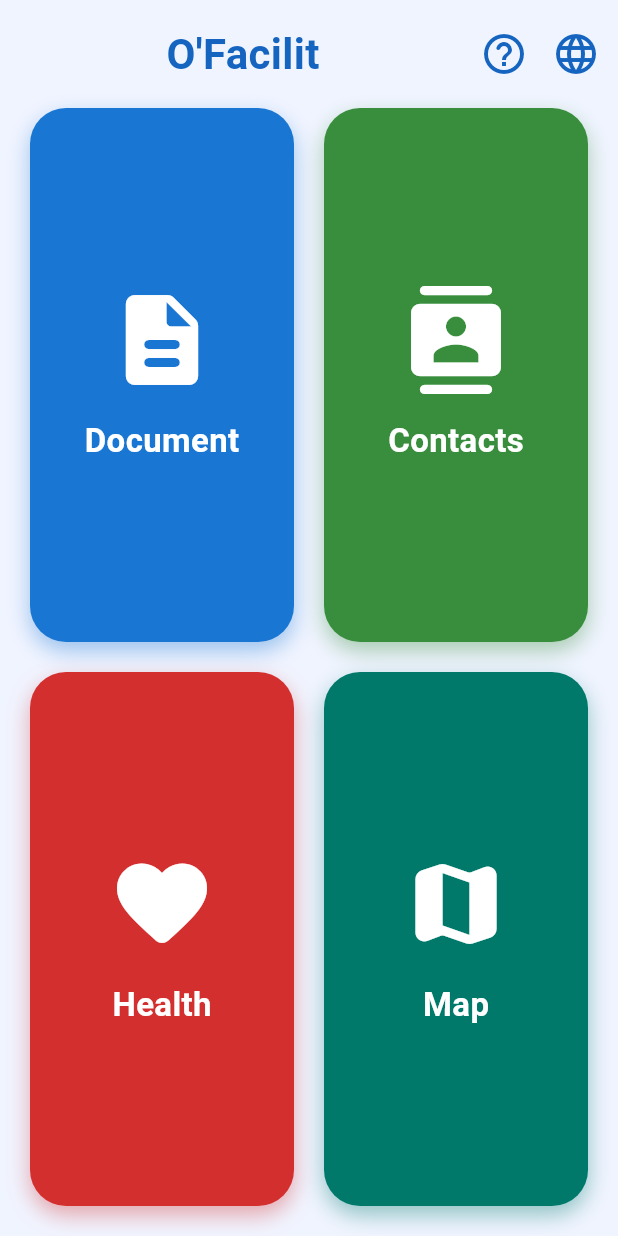
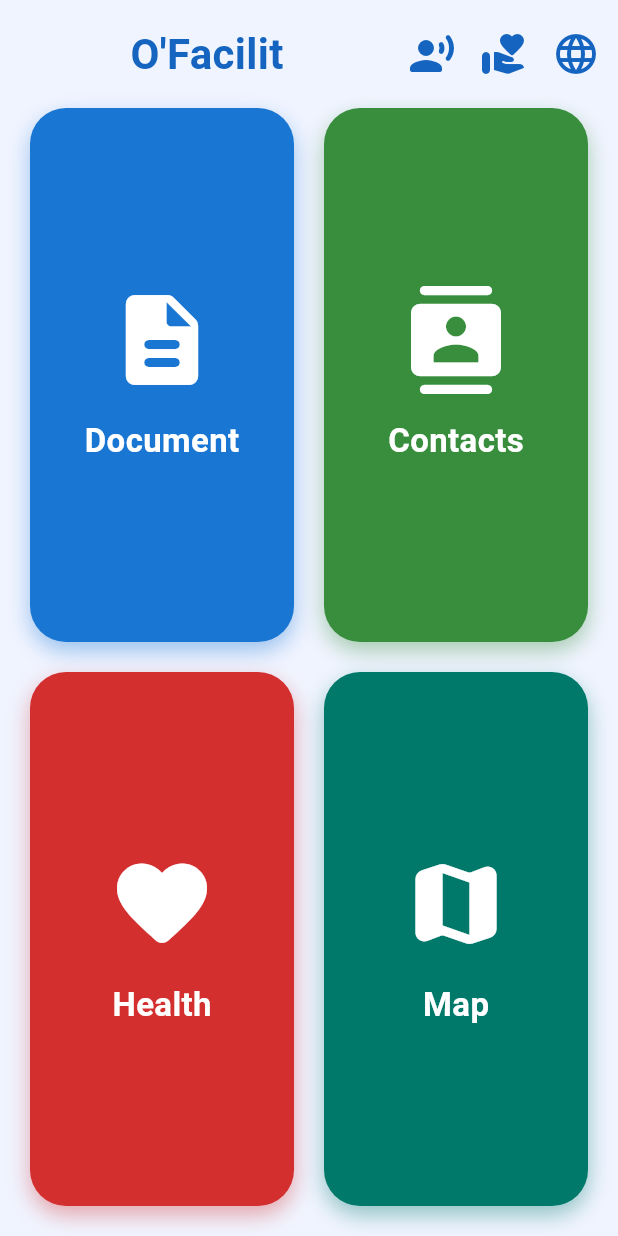
Before and after one commit to osurvie/SITE-APP, a Flutter app: the screen it shows after launch, on a phone screen of 412 x 824 dp. Run offline on Flutter 3.47's test engine with Material 3 defaults, Android fonts, the phone set to English and light mode, and no system bars; our stand-ins replace drift, drift_flutter, easy_localization, flutter_contacts, flutter_local_notifications, flutter_map and 9 more; missing offline and left inert: google_mlkit_text_recognition; accounts and stored records are empty; generated files the repository leaves out were written again.

Commit message:
updated home screen help/ voice icon

```diff
--- a/ofacilite/lib/features/home/home_screen.dart
+++ b/ofacilite/lib/features/home/home_screen.dart
@@ -7,6 +7,7 @@ import 'package:ofacilite/main.dart';
 import 'package:ofacilite/features/contacts/contacts_screen.dart';
 import 'package:ofacilite/features/document/document_screen.dart';
 import 'package:ofacilite/features/health/health_screen.dart';
+import 'package:ofacilite/features/help/help_screen.dart';
 import 'package:ofacilite/features/map/map_screen.dart';
 
 class HomeScreen extends StatefulWidget {
@@ -216,12 +217,20 @@ class _HomeScreenState extends State<HomeScreen> with RouteAware {
                         : IconButton(
                             key: const ValueKey('discover'),
                             icon: const Icon(
-                              Icons.help_outline_rounded,
+                              Icons.record_voice_over_rounded,
                               size: 32,
                               color: Color(0xFF1565C0),
                             ),
                             onPressed: _startDiscovery,
                           ),
+                  ),
+                  IconButton(
+                    icon: const Icon(
+                      Icons.volunteer_activism_rounded,
+                      size: 32,
+                      color: Color(0xFF1565C0),
+                    ),
+                    onPressed: () => _navigateTo(const HelpScreen()),
                   ),
                   IconButton(
                     icon: const Icon(
```
Also changed, not shown: ofacilite/lib/features/map/map_screen.dart (+0 -14 lines).
